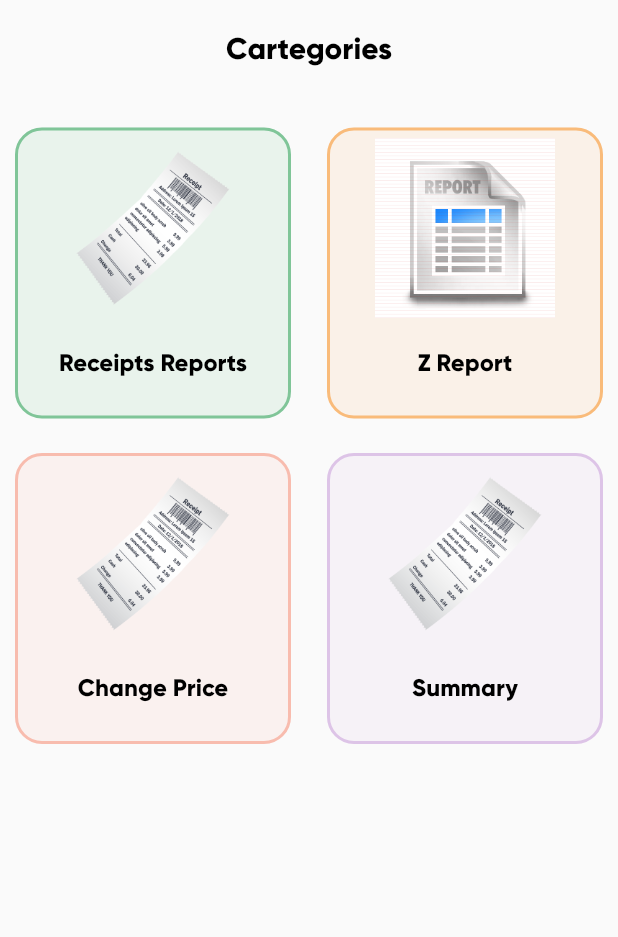
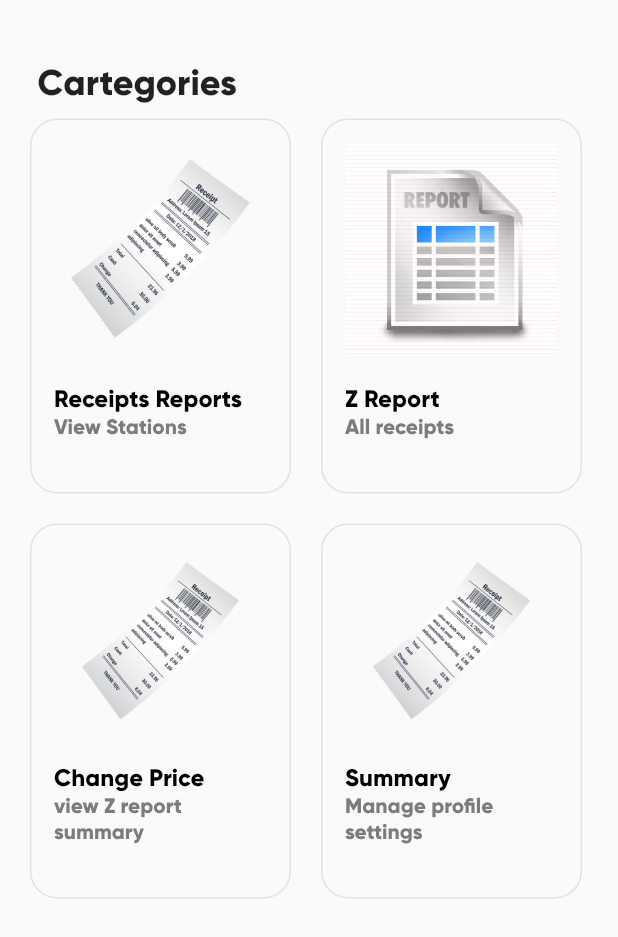
Before and after one commit to developerNkya/meter_reports, a Flutter app: the view_stations_page screen opened directly with sample values from the repository, after a tap on "Will", on a phone screen of 412 x 824 dp. Shown: the top 937 px of the screen. Run offline on Flutter 3.47's test engine with Material 2 defaults, Android fonts, the light colour scheme and no system bars; our stand-ins replace anim_search_bar, dropdown_button2, flutter_svg, grouped_list, syncfusion_flutter_datagrid; missing offline and left inert: flutter_date_pickers.

Commit message:
fixed_stations

```diff
--- /dev/null
+++ b/lib/models/station_list.dart
@@ -0,0 +1,40 @@
+class station_cartegory {
+  final int? id;
+  final String name;
+  final String description;
+
+  final String imagePath;
+
+ station_cartegory({
+    this.id,
+    required this.name,
+    required this.description,
+    required this.imagePath,
+  });
+}
+
+var demoItems = [
+  station_cartegory(
+      id: 1,
+      name: "Receipts Reports",
+      description: "View Stations",
+      imagePath: "assets/images/grocery_images/receipts1.png"),
+  station_cartegory(
+      id: 2,
+      name: "Z Report",
+      description: "All receipts",
+      imagePath: "assets/images/grocery_images/report_z.jpg"),
+  station_cartegory(
+      id: 3,
+      name: "Change Price",
+      description: "view Z report summary",
+      imagePath: "assets/images/grocery_images/receipts1.png"),
+  station_cartegory(
+      id: 4,
+      name: "Summary",
+      description: "Manage profile settings",
+      imagePath: "assets/images/grocery_images/receipts1.png"),
+];
+
+var station_cartegory1= [demoItems[0],demoItems[1]];
+var station_cartegory2 = [demoItems[2],demoItems[3]];
--- a/lib/screens/home/cartegories_station.dart
+++ b/lib/screens/home/cartegories_station.dart
@@ -0,0 +1,127 @@
+import 'package:flutter/material.dart';
+import 'package:grocery_app/models/grocery_item.dart';
+import 'package:grocery_app/models/station_list.dart';
+import 'package:grocery_app/screens/home/station_list_item_card_widget.dart';
+import 'package:grocery_app/screens/home/stations_banner.dart';
+import 'package:grocery_app/screens/product_details/product_details_screen.dart';
+import 'package:grocery_app/screens/product_details/view_stations_page.dart';
+import 'package:grocery_app/styles/colors.dart';
+import 'package:flutter_svg/flutter_svg.dart';
+import 'package:grocery_app/widgets/grocery_item_card_widget.dart';
+import 'package:grocery_app/widgets/search_bar_widget.dart';
+
+import '../category_items_screen.dart';
+import 'grocery_featured_Item_widget.dart';
+import 'home_banner_widget.dart';
+
+class cartegories_station extends StatelessWidget {
+  @override
+  Widget build(BuildContext context) {
+    return Scaffold(
+      body: SafeArea(
+        child: Container(
+          child: SingleChildScrollView(
+            child: Center(
+              child: Column(
+                children: [
+                  SizedBox(
+                    height: 15,
+                  ),
+                  SizedBox(
+                    height: 25,
+                  ),
+                  padded(subTitle("Cartegories")),
+                  getHorizontalItemSlider(station_cartegory1),
+                  getHorizontalItemSlider(station_cartegory2),
+                ],
+              ),
+            ),
+          ),
+        ),
+      ),
+    );
+  }
+
+  Widget padded(Widget widget) {
+    return Padding(
+      padding: EdgeInsets.symmetric(horizontal: 25),
+      child: widget,
+    );
+  }
+
+  Widget getHorizontalItemSlider(List<station_cartegory>items) {
+    return Container(
+      margin: EdgeInsets.symmetric(vertical: 10),
+      height: 250,
+      child: ListView.separated(
+        padding: EdgeInsets.symmetric(horizontal: 20),
+        itemCount: items.length,
+        scrollDirection: Axis.horizontal,
+        itemBuilder: (context, index) {
+          return GestureDetector(
+            onTap: () {
+              onItemClicked(context, items[index]);
+            },
+            child: station_cartegoryWidget(
+              item: items[index],
+              heroSuffix: "home_screen",
+            ),
+          );
+        },
+        separatorBuilder: (BuildContext context, int index) {
+          return SizedBox(
+            width: 20,
+          );
+        },
+      ),
+    );
+  }
+
+  void onItemClicked(BuildContext context, station_cartegory station_cartegory) {
+    //handle the navigation process depending on the item selectes on the homepage::
+
+    print("The item clicked is:::");
+    print(station_cartegory.id);
+
+    var item_chosed = station_cartegory.id;
+
+    if (item_chosed == 1) {
+      Navigator.push(
+        context,
+        MaterialPageRoute(
+            builder: (context) =>
+             CategoryItemsScreen()
+      ));
+    }
+  }
+
+  Widget subTitle(String text) {
+    return Row(
+      children: [
+        Text(
+          text,
+          style: TextStyle(fontSize: 24, fontWeight: FontWeight.bold),
+        ),
+      ],
+    );
+  }
+
+  Widget locationWidget() {
+    String locationIconPath = "assets/icons/location_icon.svg";
+    return Row(
+      mainAxisAlignment: MainAxisAlignment.center,
+      children: [
+        SvgPicture.asset(
+          locationIconPath,
+        ),
+        SizedBox(
+          width: 8,
+        ),
+        Text(
+          "Dashboard",
+          style: TextStyle(fontSize: 18, fontWeight: FontWeight.bold),
+        )
+      ],
+    );
+  }
+}
--- /dev/null
+++ b/lib/screens/home/station_list_item_card_widget.dart
@@ -0,0 +1,80 @@
+import 'package:flutter/cupertino.dart';
+import 'package:grocery_app/common_widgets/app_text.dart';
+import 'package:grocery_app/models/station_list.dart';
+
+class station_cartegoryWidget extends StatelessWidget {
+  station_cartegoryWidget({Key? key, required this.item, this.heroSuffix})
+      : super(key: key);
+  final station_cartegory item;
+  final String? heroSuffix;
+
+  final double width = 174;
+  final double height = 250;
+  final Color borderColor = Color(0xffE2E2E2);
+  final double borderRadius = 18;
+
+  @override
+  Widget build(BuildContext context) {
+    return Container(
+      width: width,
+      height: height,
+      decoration: BoxDecoration(
+        border: Border.all(
+          color: borderColor,
+        ),
+        borderRadius: BorderRadius.circular(
+          borderRadius,
+        ),
+      ),
+      child: Padding(
+        padding: const EdgeInsets.symmetric(
+          horizontal: 15,
+          vertical: 15,
+        ),
+        child: Column(
+          crossAxisAlignment: CrossAxisAlignment.start,
+          children: [
+            Expanded(
+              child: Center(
+                child: Hero(
+                  tag: "GroceryItem:" + item.name + "-" + (heroSuffix ?? ""),
+                  child: imageWidget(),
+                ),
+              ),
+            ),
+            SizedBox(
+              height: 20,
+            ),
+            AppText(
+              text: item.name,
+              fontSize: 16,
+              fontWeight: FontWeight.bold,
+            ),
+            AppText(
+              text: item.description,
+              fontSize: 14,
+              fontWeight: FontWeight.w600,
+              color: Color(0xFF7C7C7C),
+            ),
+            SizedBox(
+              height: 20,
+            ),
+            Row(
+              children: [
+
+              ],
+            )
+          ],
+        ),
+      ),
+    );
+  }
+
+  Widget imageWidget() {
+    return Container(
+      child: Image.asset(item.imagePath),
+    );
+  }
+
+
+}
--- a/lib/screens/product_details/view_stations_page.dart
+++ b/lib/screens/product_details/view_stations_page.dart
@@ -8,6 +8,7 @@ import 'package:grocery_app/widgets/item_counter_widget.dart';
 import 'package:grouped_list/grouped_list.dart';
 import 'package:anim_search_bar/anim_search_bar.dart';
 
+import '../home/cartegories_station.dart';
 import 'favourite_toggle_icon_widget.dart';
 
 
@@ -117,7 +118,7 @@ class _view_stations_pageState extends State<view_stations_page> {
                                     context,
                                     MaterialPageRoute(
                                         builder: (context) =>
-                                            station_cartegories()
+                                            cartegories_station()
                                     ),
                                   );
                                 },
```
Also changed, not shown: lib/screens/home/stations_banner.dart (+50 -0 lines), assets/images/station_banner_img.png (added).
